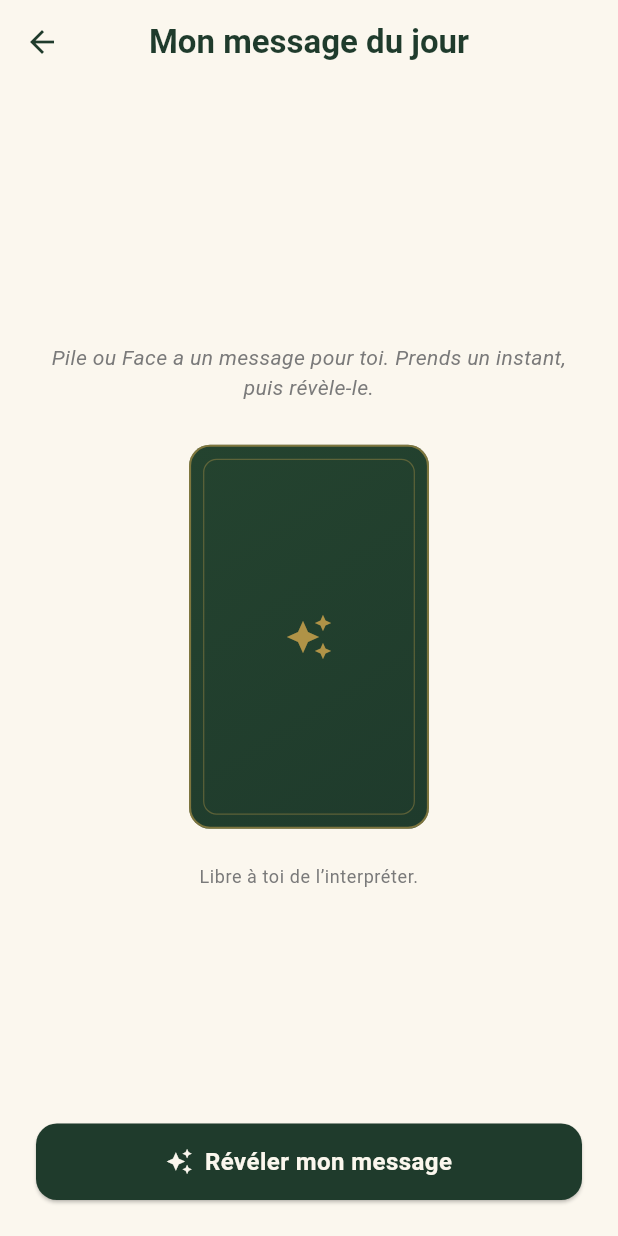
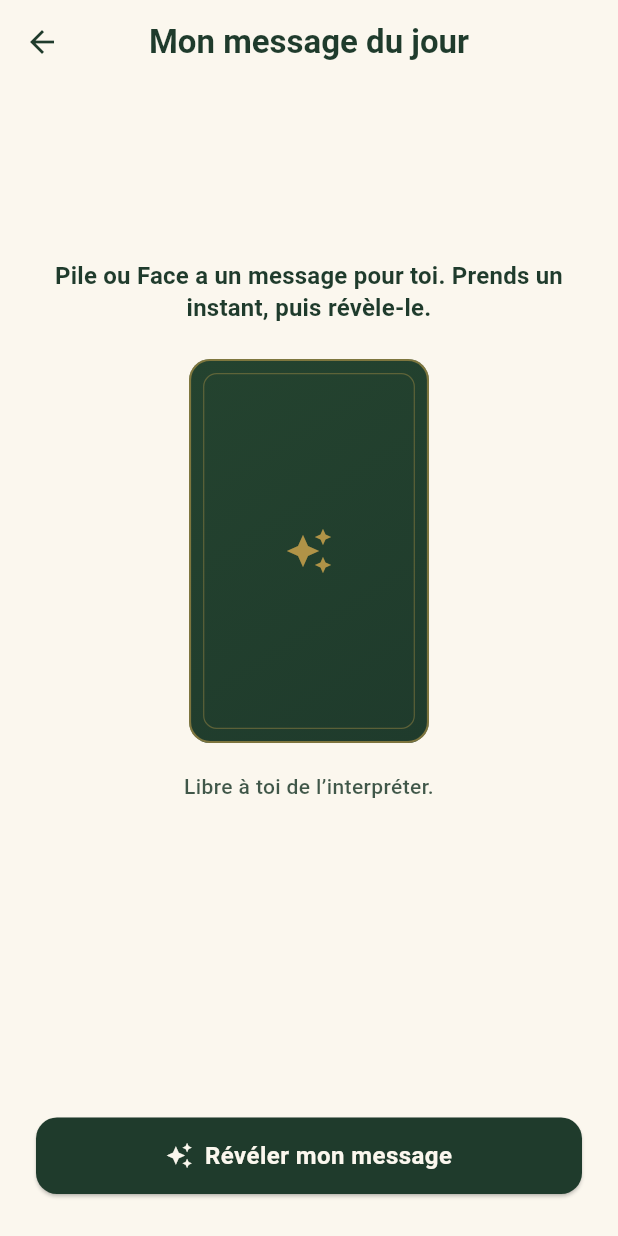
Before and after one commit to LalithWonderful/pile-ou-face, a Flutter app: the screen it shows after launch, after a tap on "Découvrir mon message du jour", on a phone screen of 412 x 824 dp. Run offline on Flutter 3.47's test engine with Material 3 defaults, Android fonts, the phone set to English and light mode, and no system bars; our stand-ins replace share_plus, shared_preferences.

Commit message:
design: polish home and question reading ux
Fix the "list of buttons / prototype" feel observed on Pixel 8. JSON
content, draw logic and architecture are untouched.

Home screen rework:
- Compact 2x2 grid of intent buttons under a new group title
  "Je me pose une question sur…". The four labels become short:
  "Une situation", "L'amour", "Le travail", "L'argent".
- Primary daily CTA "Découvrir mon message du jour" stays above the
  group, separated by deliberate breathing room.
- Subtitle "Pile ou Face a un message pour toi." drops italic so it
  reads as accroche, not as a legal note.
- Debug-only library link "Voir les cartes" becomes a small,
  underlined, subtle-gray TextButton placed below the disclaimer,
  with shrunken hit area. Invisible in release builds.

ReadingIntent.homeLabel migrated from long phrases to the four short
labels. The intent.title (AppBar of the destination screen) stays
unchanged (the destination still reads "Je me pose une question",
"Question d'amour", etc.).

Reading idle screen rework:
- Spacer ratios rebalanced (1 above, 2 below the content block) so
  the block sits ~1/3 from the top and the CTA stays anchored at the
  bottom — no more "too much empty space" on Pixel 8.
- Padding tightened from 16/24 to 12/24.
- New private _IntroText splits the description on \n and renders
  the first line in titleMedium / w600 / deep green, and the rest
  in bodyMedium / charcoal — no italic. The texts now feel like a
  guide, not a small caption.
- Hint ("Prends un instant, puis révèle ton tirage.") moves from
  bodySmall / subtle / italic to bodyMedium / deep green @85% /
  w500 / non-italic. Clearly visible without being aggressive.
- Position labels (LÀ OÙ TU EN ES, L'ÉNERGIE DU MOMENT, LE CONSEIL)
  appear in small caps gold under each of the three face-down
  placeholders. Single-card spread (daily) keeps no labels.

Tests (54/54 still green):
- widget_test asserts the new group title, four short labels and
  blocks the retired long labels.
- home_screen_test taps the new short labels for the four intent
  navigations; AppBar title assertions stay valid.
- All other tests pass unchanged.

Co-Authored-By: Claude Opus 4.7 (1M context) <noreply@anthropic.com>

```diff
--- a/lib/features/tarot/models/reading_intent.dart
+++ b/lib/features/tarot/models/reading_intent.dart
@@ -6,28 +6,28 @@
 /// remind the user that the reading is not financial advice.
 enum ReadingIntent {
   general(
-    homeLabel: 'Je me pose une question',
+    homeLabel: 'Une situation',
     title: 'Je me pose une question',
     intro: 'Pense à ta question.\n'
         'Trois cartes pour y voir plus clair.',
     footer: null,
   ),
   love(
-    homeLabel: 'Je me pose une question d’amour',
+    homeLabel: 'L’amour',
     title: 'Question d’amour',
     intro: 'Pense à cette personne, cette relation ou cette envie d’aimer.\n'
         'Trois cartes pour écouter ce que ton cœur sait déjà.',
     footer: null,
   ),
   work(
-    homeLabel: 'Je me pose une question de travail',
+    homeLabel: 'Le travail',
     title: 'Question de travail',
     intro: 'Pense à ton projet, ton choix ou ta situation professionnelle.\n'
         'Trois cartes pour prendre du recul.',
     footer: null,
   ),
   money(
-    homeLabel: 'Je me pose une question d’argent',
+    homeLabel: 'L’argent',
     title: 'Question d’argent',
     intro: 'Pense à une dépense, un projet ou une question d’argent.\n'
         'Trois cartes pour y voir plus clair.',
--- a/lib/features/tarot/presentation/screens/home_screen.dart
+++ b/lib/features/tarot/presentation/screens/home_screen.dart
@@ -62,64 +62,43 @@ class HomeScreen extends StatelessWidget {
                           letterSpacing: 1.2,
                         ),
                       ),
-                      const SizedBox(height: 16),
+                      const SizedBox(height: 12),
                       Text(
                         'Pile ou Face a un message pour toi.',
                         textAlign: TextAlign.center,
                         style: textTheme.titleMedium?.copyWith(
                           color: AppColors.deepGreen,
-                          fontStyle: FontStyle.italic,
                           height: 1.4,
                         ),
                       ),
-                      const Spacer(flex: 3),
+                      const Spacer(flex: 2),
                       ElevatedButton.icon(
                         onPressed: () => _openDailyMessage(context),
                         icon: const Icon(Icons.auto_awesome),
                         label: const Text('Découvrir mon message du jour'),
                       ),
-                      const SizedBox(height: 12),
-                      OutlinedButton(
-                        onPressed: () =>
-                            _openIntent(context, ReadingIntent.general),
-                        child: Text(ReadingIntent.general.homeLabel),
+                      const SizedBox(height: 24),
+                      Text(
+                        'Je me pose une question sur…',
+                        textAlign: TextAlign.center,
+                        style: textTheme.titleSmall?.copyWith(
+                          color: AppColors.deepGreen.withValues(alpha: 0.85),
+                          fontWeight: FontWeight.w500,
+                          letterSpacing: 0.3,
+                        ),
                       ),
-                      const SizedBox(height: 10),
-                      OutlinedButton(
-                        onPressed: () =>
-                            _openIntent(context, ReadingIntent.love),
-                        child: Text(ReadingIntent.love.homeLabel),
-                      ),
-                      const SizedBox(height: 10),
-                      OutlinedButton(
-                        onPressed: () =>
-                            _openIntent(context, ReadingIntent.work),
-                        child: Text(ReadingIntent.work.homeLabel),
-                      ),
-                      const SizedBox(height: 10),
-                      OutlinedButton(
-                        onPressed: () =>
-                            _openIntent(context, ReadingIntent.money),
-                        child: Text(ReadingIntent.money.homeLabel),
-                      ),
-                      const Spacer(flex: 2),
-                      if (kDebugMode) ...[
-                        TextButton(
-                          onPressed: () => _openLibrary(context),
-                          child: const Text('Voir les cartes'),
-                        ),
-                        const SizedBox(height: 4),
-                      ],
+                      const SizedBox(height: 14),
+                      _IntentButtonsGrid(onTap: (i) => _openIntent(context, i)),
+                      const Spacer(flex: 3),
                       Text(
                         'Libre à toi de l’interpréter.',
                         textAlign: TextAlign.center,
                         style: textTheme.bodyMedium?.copyWith(
                           color: AppColors.deepGreen,
-                          fontStyle: FontStyle.italic,
                           fontWeight: FontWeight.w500,
                         ),
                       ),
-                      const SizedBox(height: 6),
+                      const SizedBox(height: 4),
                       Text(
                         'Application de divertissement et d’introspection.',
                         textAlign: TextAlign.center,
@@ -128,7 +107,30 @@ class HomeScreen extends StatelessWidget {
                           fontSize: 11,
                         ),
                       ),
-                      const SizedBox(height: 8),
+                      if (kDebugMode) ...[
+                        const SizedBox(height: 6),
+                        Center(
+                          child: TextButton(
+                            onPressed: () => _openLibrary(context),
+                            style: TextButton.styleFrom(
+                              foregroundColor:
+                                  AppColors.subtle.withValues(alpha: 0.85),
+                              padding: const EdgeInsets.symmetric(
+                                horizontal: 12,
+                                vertical: 4,
+                              ),
+                              minimumSize: const Size(0, 28),
+                              tapTargetSize: MaterialTapTargetSize.shrinkWrap,
+                              textStyle: const TextStyle(
+                                fontSize: 11,
+                                fontWeight: FontWeight.w400,
+                                decoration: TextDecoration.underline,
+                              ),
+                            ),
+                            child: const Text('Voir les cartes'),
+                          ),
+                        ),
+                      ],
                     ],
                   ),
                 ),
@@ -140,3 +142,50 @@ class HomeScreen extends StatelessWidget {
     );
   }
 }
+
+class _IntentButtonsGrid extends StatelessWidget {
+  const _IntentButtonsGrid({required this.onTap});
+
+  final void Function(ReadingIntent) onTap;
+
+  ButtonStyle _compactStyle(BuildContext context) {
+    return OutlinedButton.styleFrom(
+      padding: const EdgeInsets.symmetric(horizontal: 12, vertical: 12),
+      textStyle: const TextStyle(
+        fontSize: 14,
+        fontWeight: FontWeight.w600,
+      ),
+    );
+  }
+
+  Widget _button(BuildContext context, ReadingIntent intent) {
+    return OutlinedButton(
+      style: _compactStyle(context),
+      onPressed: () => onTap(intent),
+      child: Text(intent.homeLabel),
+    );
+  }
+
+  @override
+  Widget build(BuildContext context) {
+    return Column(
+      children: [
+        Row(
+          children: [
+            Expanded(child: _button(context, ReadingIntent.general)),
+            const SizedBox(width: 10),
+            Expanded(child: _button(context, ReadingIntent.love)),
+          ],
+        ),
+        const SizedBox(height: 10),
+        Row(
+          children: [
+            Expanded(child: _button(context, ReadingIntent.work)),
+            const SizedBox(width: 10),
+            Expanded(child: _button(context, ReadingIntent.money)),
+          ],
+        ),
+      ],
+    );
+  }
+}
--- a/lib/features/tarot/presentation/screens/reading_screen.dart
+++ b/lib/features/tarot/presentation/screens/reading_screen.dart
@@ -183,50 +183,68 @@ class _IdleState extends StatelessWidget {
     final textTheme = Theme.of(context).textTheme;
     final isSingle = spread.cardCount == 1;
     final cardWidth = isSingle ? 160.0 : 92.0;
+    final showPositions = !isSingle;
 
     return LayoutBuilder(
       builder: (context, constraints) {
         return SingleChildScrollView(
-          padding: const EdgeInsets.fromLTRB(24, 16, 24, 24),
+          padding: const EdgeInsets.fromLTRB(24, 12, 24, 24),
           child: ConstrainedBox(
             constraints: BoxConstraints(minHeight: constraints.maxHeight - 40),
             child: IntrinsicHeight(
               child: Column(
                 crossAxisAlignment: CrossAxisAlignment.stretch,
                 children: [
-                  const Spacer(),
-                  Text(
-                    description,
-                    textAlign: TextAlign.center,
-                    style: textTheme.bodyMedium?.copyWith(
-                      color: AppColors.subtle,
-                      fontStyle: FontStyle.italic,
-                      height: 1.4,
-                    ),
-                  ),
-                  const SizedBox(height: 28),
+                  const Spacer(flex: 1),
+                  _IntroText(description: description),
+                  const SizedBox(height: 24),
                   Center(
                     child: Wrap(
                       spacing: 14,
-                      runSpacing: 14,
+                      runSpacing: 16,
                       alignment: WrapAlignment.center,
-                      children: List.generate(
-                        spread.cardCount,
-                        (_) => CardArtPlaceholder(
+                      children: List.generate(spread.cardCount, (i) {
+                        final placeholder = CardArtPlaceholder(
                           variant: CardArtVariant.faceDown,
                           width: cardWidth,
-                        ),
-                      ),
+                        );
+                        if (!showPositions) return placeholder;
+                        return SizedBox(
+                          width: cardWidth,
+                          child: Column(
+                            mainAxisSize: MainAxisSize.min,
+                            children: [
+                              placeholder,
+                              const SizedBox(height: 8),
+                              Text(
+                                spread.positions[i].toUpperCase(),
+                                textAlign: TextAlign.center,
+                                maxLines: 2,
+                                style: textTheme.labelSmall?.copyWith(
+                                  color: AppColors.softGold,
+                                  fontSize: 9,
+                                  letterSpacing: 1.0,
+                                  fontWeight: FontWeight.w700,
+                                  height: 1.2,
+                                ),
+                              ),
+                            ],
+                          ),
+                        );
+                      }),
                     ),
                   ),
-                  const SizedBox(height: 24),
+                  const SizedBox(height: 20),
                   Text(
                     hint,
                     textAlign: TextAlign.center,
-                    style:
-                        textTheme.bodySmall?.copyWith(color: AppColors.subtle),
+                    style: textTheme.bodyMedium?.copyWith(
+                      color: AppColors.deepGreen.withValues(alpha: 0.85),
+                      fontWeight: FontWeight.w500,
+                      height: 1.35,
+                    ),
                   ),
-                  const Spacer(),
+                  const Spacer(flex: 2),
                   ElevatedButton.icon(
                     onPressed: loading ? null : onReveal,
                     icon: loading
@@ -247,6 +265,51 @@ class _IdleState extends StatelessWidget {
           ),
         );
       },
+    );
+  }
+}
+
+class _IntroText extends StatelessWidget {
+  const _IntroText({required this.description});
+
+  final String description;
+
+  @override
+  Widget build(BuildContext context) {
+    final textTheme = Theme.of(context).textTheme;
+    final lines = description
+        .split('\n')
+        .map((l) => l.trim())
+        .where((l) => l.isNotEmpty)
+        .toList();
+    final primary = lines.isNotEmpty ? lines.first : description.trim();
+    final secondary =
+        lines.length > 1 ? lines.skip(1).join(' ') : null;
+
+    return Column(
+      crossAxisAlignment: CrossAxisAlignment.stretch,
+      children: [
+        Text(
+          primary,
+          textAlign: TextAlign.center,
+          style: textTheme.titleMedium?.copyWith(
+            color: AppColors.deepGreen,
+            fontWeight: FontWeight.w600,
+            height: 1.3,
+          ),
+        ),
+        if (secondary != null) ...[
+          const SizedBox(height: 6),
+          Text(
+            secondary,
+            textAlign: TextAlign.center,
+            style: textTheme.bodyMedium?.copyWith(
+              color: AppColors.charcoal,
+              height: 1.4,
+            ),
+          ),
+        ],
+      ],
     );
   }
 }
```
Also changed, not shown: 3 other files.
